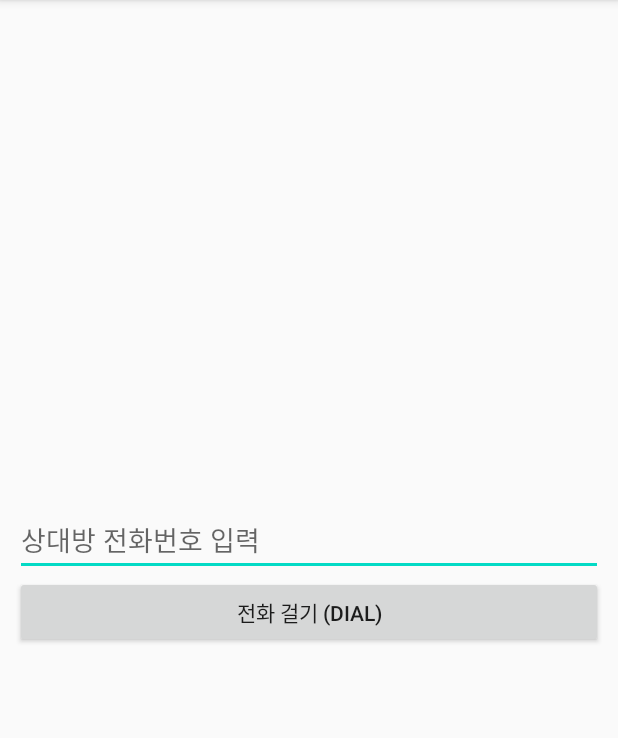
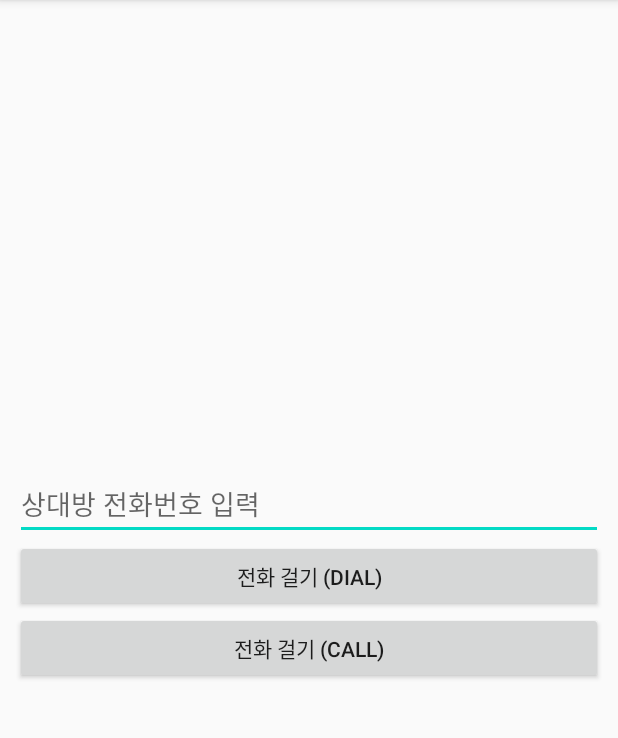
Before and after one commit to cho881020/AndroidIntent_20200706, an Android app: the screen it shows after launch (MainActivity), on a phone screen of 412 x 824 dp, the part 84-822 px from its top. Run offline under Robolectric (Android 15) with nearby library versions, the phone set to English and light mode, and no system bars.

Commit message:
CALL 액션 테스트  - 권한 처리 문제로 앱이 죽는다.

```diff
--- a/app/src/main/java/kr/co/tjoeun/androidintent_20200706/MainActivity.kt
+++ b/app/src/main/java/kr/co/tjoeun/androidintent_20200706/MainActivity.kt
@@ -28,7 +28,13 @@ class MainActivity : AppCompatActivity() {
 
         }
 
+        callBtn.setOnClickListener {
+            val inputPhone = phoneNumEdt.text.toString()
 
+            val myUri = Uri.parse("tel:${inputPhone}")
+            val myIntent = Intent(Intent.ACTION_CALL, myUri)
+            startActivity(myIntent)
+        }
 
 
     }
--- a/app/src/main/res/layout/activity_main.xml
+++ b/app/src/main/res/layout/activity_main.xml
@@ -22,4 +22,10 @@
         android:layout_height="wrap_content"
         android:text="전화 걸기 (DIAL)" />
 
+    <Button
+        android:id="@+id/callBtn"
+        android:layout_width="match_parent"
+        android:layout_height="wrap_content"
+        android:text="전화 걸기 (CALL)" />
+
 </LinearLayout>
```
